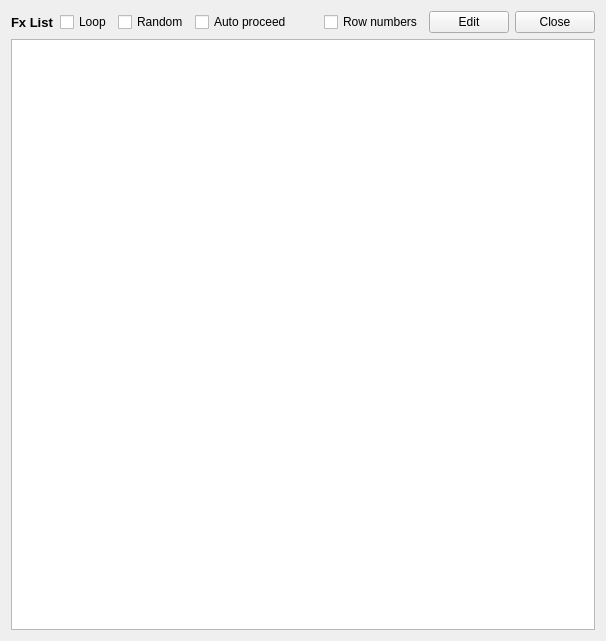
The window that StageRunner/gui/fxlistwidget.ui (Pit1966/StageRunner) describes before a commit, drawn with Qt 5.
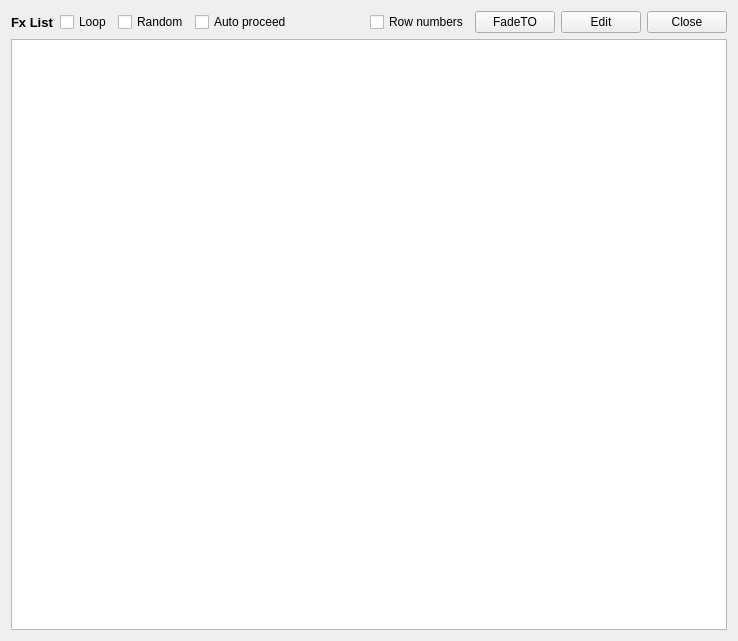
The same window after the commit. Custom widgets are drawn as their Qt base class.

Commit message:
Added FadeTo Mode button in main FxListWidget
Added images for pressed QPushButton in LightDeskStyle
Modified DMX Type Selector
Editing DMX channel types in the template universe layout scene sets the
scene modified, so that application will ask to save it.

Diff of the .ui file:
```diff
--- a/StageRunner/gui/fxlistwidget.ui
+++ b/StageRunner/gui/fxlistwidget.ui
@@ -6,7 +6,7 @@
    <rect>
     <x>0</x>
     <y>0</y>
-    <width>606</width>
+    <width>738</width>
     <height>641</height>
    </rect>
   </property>
@@ -97,6 +97,22 @@
        </property>
       </widget>
      </item>
+     <item>
+      <widget class="QPushButton" name="fadeToButton">
+       <property name="focusPolicy">
+        <enum>Qt::NoFocus</enum>
+       </property>
+       <property name="text">
+        <string>FadeTO</string>
+       </property>
+       <property name="checkable">
+        <bool>true</bool>
+       </property>
+       <property name="autoExclusive">
+        <bool>false</bool>
+       </property>
+      </widget>
+     </item>
      <item>
       <widget class="QPushButton" name="editButton">
        <property name="text">
```
The commit also changes 14 other files.
